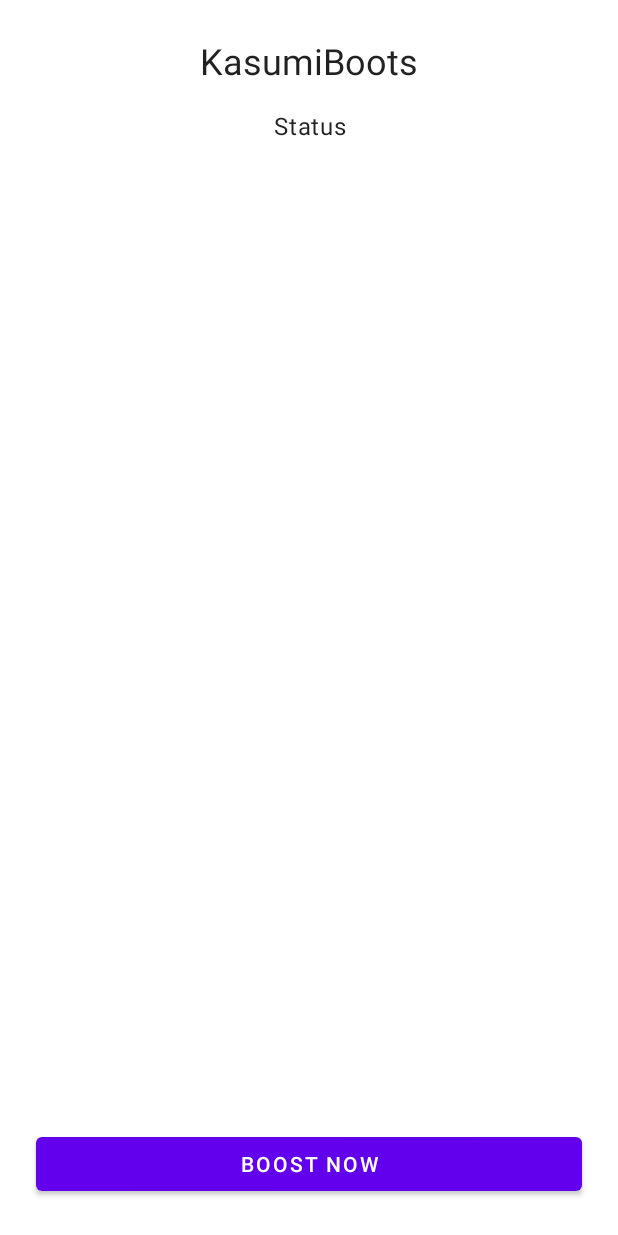
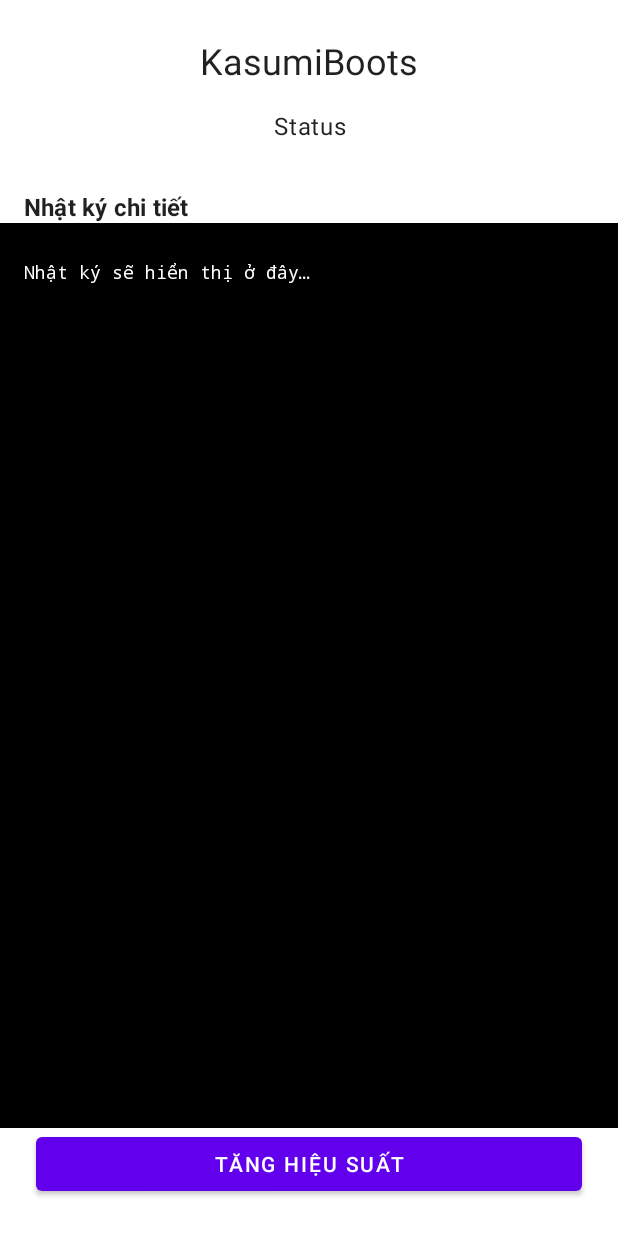
Before and after one commit to RenjiYuusei/Kasumi-Boots, an Android app: the screen it shows after launch (MainActivity), on a phone screen of 412 x 824 dp. Run offline under Robolectric (Android 15) with nearby library versions, the phone set to English and light mode, and no system bars; libraries missing offline, so code that uses them is left out: com.topjohnwu.superuser; 7 statements that could not run were skipped.

Commit message:
feat(ui): add Vietnamese default, realtime log viewer, improved boost script with step-by-step logging

```diff
--- a/app/src/main/res/layout/activity_main.xml
+++ b/app/src/main/res/layout/activity_main.xml
@@ -40,6 +40,43 @@
         app:layout_constraintEnd_toEndOf="parent"
         android:layout_marginTop="16dp"/>
 
+    <TextView
+        android:id="@+id/tvLogTitle"
+        android:layout_width="0dp"
+        android:layout_height="wrap_content"
+        android:text="@string/log_title"
+        android:textAppearance="@style/TextAppearance.MaterialComponents.Subtitle1"
+        app:layout_constraintTop_toBottomOf="@id/progress"
+        app:layout_constraintStart_toStartOf="parent"
+        app:layout_constraintEnd_toEndOf="parent"
+        android:paddingStart="16dp"
+        android:paddingEnd="16dp"
+        android:paddingTop="16dp"
+        android:textStyle="bold"/>
+
+    <ScrollView
+        android:id="@+id/scrollLog"
+        android:layout_width="0dp"
+        android:layout_height="0dp"
+        app:layout_constraintTop_toBottomOf="@id/tvLogTitle"
+        app:layout_constraintBottom_toTopOf="@id/btnBoost"
+        app:layout_constraintStart_toStartOf="parent"
+        app:layout_constraintEnd_toEndOf="parent"
+        android:padding="16dp"
+        android:background="@android:color/black">
+
+        <TextView
+            android:id="@+id/tvLog"
+            android:layout_width="match_parent"
+            android:layout_height="wrap_content"
+            android:text="@string/log_placeholder"
+            android:textColor="@android:color/white"
+            android:textSize="12sp"
+            android:fontFamily="monospace"
+            android:paddingTop="8dp"
+            android:paddingBottom="8dp"/>
+    </ScrollView>
+
     <Button
         android:id="@+id/btnBoost"
         android:layout_width="0dp"
--- a/app/src/main/res/values/strings.xml
+++ b/app/src/main/res/values/strings.xml
@@ -1,8 +1,11 @@
 <resources>
     <string name="app_name">KasumiBoots</string>
-    <string name="boost_now">Boost Now</string>
-    <string name="status_root_granted">Root granted</string>
-    <string name="status_root_denied">Root denied or unavailable</string>
-    <string name="status_boosting">Boosting…</string>
-    <string name="status_done">Boost applied</string>
+    <string name="boost_now">Tăng Hiệu Suất</string>
+    <string name="status_root_granted">Đã cấp quyền Root</string>
+    <string name="status_root_denied">Chưa có quyền Root hoặc bị từ chối</string>
+    <string name="status_boosting">Đang tối ưu…</string>
+    <string name="status_done">Hoàn tất tăng hiệu suất</string>
+    <string name="status_failed">Lỗi tăng hiệu suất (kiểm tra root)</string>
+    <string name="log_title">Nhật ký chi tiết</string>
+    <string name="log_placeholder">Nhật ký sẽ hiển thị ở đây…</string>
 </resources>
```
Also changed, not shown: app/src/main/java/com/cloudphone/tool/ui/MainActivity.kt (+39 -2 lines), app/src/main/res/mipmap-xxxhdpi/ic_launcher.png (added), 2 other files.
